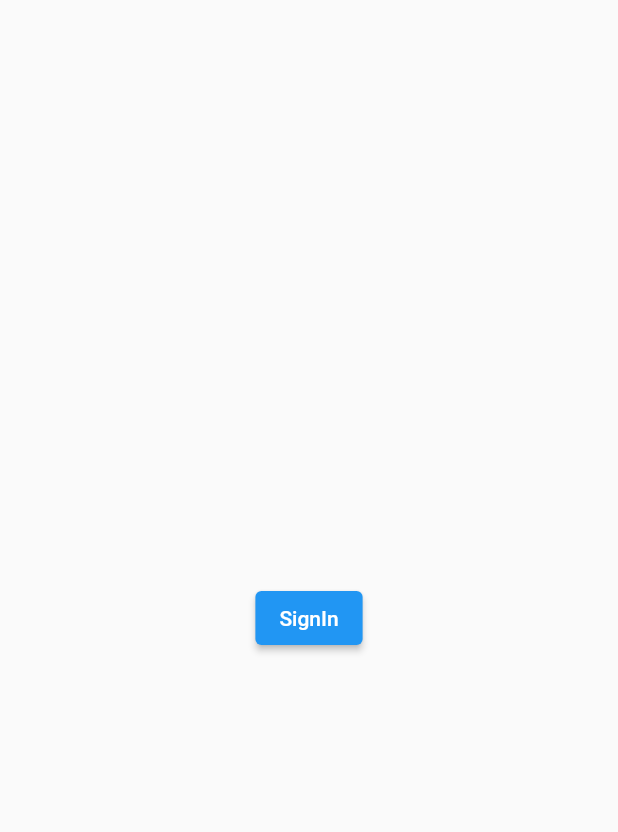
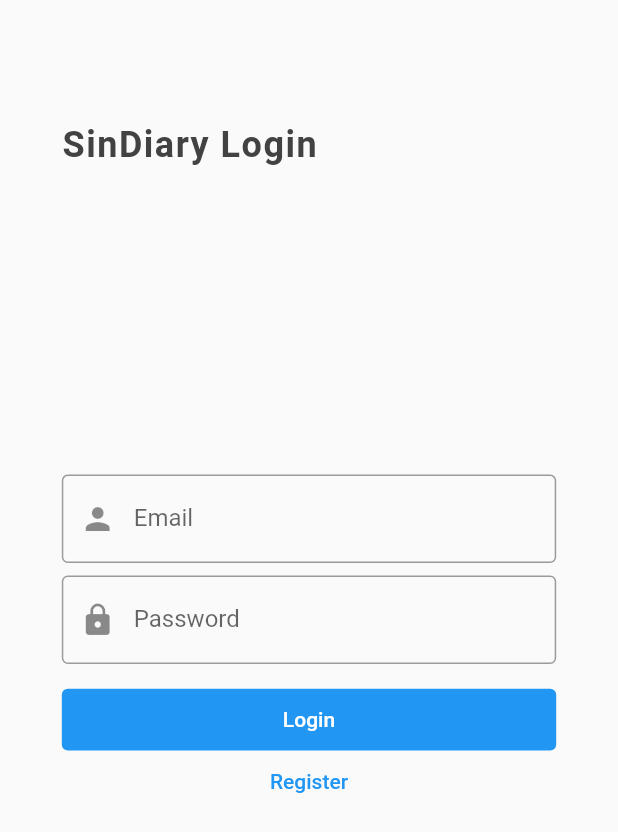
Before and after one commit to KevinJonathan117/Flutter-SinDiary, a Flutter app: the screen it shows after launch, on a phone screen of 412 x 824 dp. Shown: the top 832 px of the screen. Run offline on Flutter 3.47's test engine with Material 2 defaults, Android fonts, the phone set to English and light mode, and no system bars; our stand-ins replace firebase_auth, firebase_core; accounts and stored records are empty.

Commit message:
Login register and logout func success

```diff
--- /dev/null
+++ b/lib/login.dart
@@ -0,0 +1,172 @@
+import 'package:flutter/material.dart';
+import 'package:firebase_auth/firebase_auth.dart';
+import 'package:sindiary/register.dart';
+
+import 'home.dart';
+
+class LoginUI extends StatefulWidget {
+  const LoginUI({Key? key}) : super(key: key);
+
+  @override
+  _LoginUIState createState() => _LoginUIState();
+}
+
+class _LoginUIState extends State<LoginUI> {
+  late TextEditingController _usernameController;
+  late TextEditingController _passwordController;
+
+  BuildContext? loadingDialogContext;
+
+  @override
+  void initState() {
+    super.initState();
+    _usernameController = TextEditingController();
+    _passwordController = TextEditingController();
+  }
+
+  @override
+  void dispose() {
+    super.dispose();
+    _usernameController.dispose();
+    _passwordController.dispose();
+  }
+
+  Future<void> signIn() async {
+    try {
+      UserCredential userCredential = await FirebaseAuth.instance
+          .signInWithEmailAndPassword(
+              email: _usernameController.text,
+              password: _passwordController.text);
+      print(userCredential);
+      Navigator.pop(loadingDialogContext!);
+      Navigator.pushReplacement(
+          context, MaterialPageRoute(builder: (context) => HomeUI()));
+    } on FirebaseAuthException catch (e) {
+      if (e.code == 'user-not-found') {
+        Navigator.pop(loadingDialogContext!);
+        print('No user found for that email.');
+        showDialog<String>(
+          context: context,
+          builder: (BuildContext context) => AlertDialog(
+            title: Text('Error'),
+            content: Text('No user found for that email'),
+            actions: <Widget>[
+              TextButton(
+                onPressed: () => Navigator.pop(context, 'OK'),
+                child: Text('OK'),
+              ),
+            ],
+          ),
+        );
+      } else if (e.code == 'wrong-password') {
+        Navigator.pop(loadingDialogContext!);
+        print('Wrong password provided for that user.');
+        showDialog<String>(
+          context: context,
+          builder: (BuildContext context) => AlertDialog(
+            title: Text('Error'),
+            content: Text('Wrong password provided for that user.'),
+            actions: <Widget>[
+              TextButton(
+                onPressed: () => Navigator.pop(context, 'OK'),
+                child: Text('OK'),
+              ),
+            ],
+          ),
+        );
+      }
+    }
+  }
+
+  @override
+  Widget build(BuildContext context) {
+    return Scaffold(
+      body: Container(
+          child: Padding(
+        padding: EdgeInsets.symmetric(
+            vertical: MediaQuery.of(context).size.height * 0.1,
+            horizontal: MediaQuery.of(context).size.width * 0.1),
+        child: Column(
+          crossAxisAlignment: CrossAxisAlignment.start,
+          children: [
+            Text("SinDiary Login",
+                style: TextStyle(
+                    fontSize: 24,
+                    fontWeight: FontWeight.bold,
+                    letterSpacing: 1.0,
+                    color: Colors.grey[800])),
+            SizedBox(
+              height: MediaQuery.of(context).size.height * 0.25,
+            ),
+            TextField(
+              obscureText: false,
+              decoration: InputDecoration(
+                border: OutlineInputBorder(),
+                labelText: 'Email',
+                prefixIcon: Icon(Icons.person),
+              ),
+              controller: _usernameController,
+            ),
+            SizedBox(
+              height: MediaQuery.of(context).size.height * 0.01,
+            ),
+            TextField(
+              obscureText: true,
+              decoration: InputDecoration(
+                border: OutlineInputBorder(),
+                labelText: 'Password',
+                prefixIcon: Icon(Icons.lock),
+              ),
+              controller: _passwordController,
+            ),
+            SizedBox(
+              height: MediaQuery.of(context).size.height * 0.02,
+            ),
+            SizedBox(
+                width: MediaQuery.of(context).size.height * 0.8,
+                height: MediaQuery.of(context).size.height * 0.05,
+                child: ElevatedButton(
+                  onPressed: () {
+                    signIn();
+                    showDialog<String>(
+                        context: context,
+                        builder: (BuildContext context) {
+                          loadingDialogContext = context;
+                          return AlertDialog(
+                            title: Text('Loading'),
+                            content: Row(
+                              mainAxisAlignment: MainAxisAlignment.center,
+                              children: [CircularProgressIndicator()],
+                            ),
+                          );
+                        });
+                  },
+                  child: Text("Login"),
+                  style: ButtonStyle(
+                      elevation: MaterialStateProperty.all<double>(0),
+                      backgroundColor:
+                          MaterialStateProperty.all<Color>(Colors.blue)),
+                )),
+            SizedBox(
+                width: MediaQuery.of(context).size.height * 0.8,
+                height: MediaQuery.of(context).size.height * 0.05,
+                child: ElevatedButton(
+                  onPressed: () {
+                    Navigator.push(context,
+                        MaterialPageRoute(builder: (context) => RegisterUI()));
+                  },
+                  child: Text(
+                    "Register",
+                    style: TextStyle(color: Colors.blue),
+                  ),
+                  style: ButtonStyle(
+                      elevation: MaterialStateProperty.all<double>(0),
+                      backgroundColor:
+                          MaterialStateProperty.all<Color>(Colors.transparent)),
+                )),
+          ],
+        ),
+      )),
+    );
+  }
+}
--- a/lib/main.dart
+++ b/lib/main.dart
@@ -3,10 +3,12 @@ import 'package:flutter/material.dart';
 
 // Import the firebase_core plugin
 import 'package:firebase_core/firebase_core.dart';
+import 'package:sindiary/login.dart';
 
 void main() {
   WidgetsFlutterBinding.ensureInitialized();
-  runApp(MaterialApp(home: Scaffold(body: Center(child: App()))));
+  runApp(MaterialApp(
+      debugShowCheckedModeBanner: false, home: Scaffold(body: App())));
 }
 
 class App extends StatefulWidget {
@@ -67,6 +69,6 @@ class _AppState extends State<App> {
       return CircularProgressIndicator();
     }
 
-    return ElevatedButton(onPressed: signIn, child: Text("SignIn"));
+    return LoginUI();
   }
 }
```
Also changed, not shown: lib/home.dart (added, +38 -0 lines), lib/notes.dart (added, +21 -0 lines), lib/register.dart (added, +179 -0 lines), lib/settings.dart (added, +30 -0 lines).
